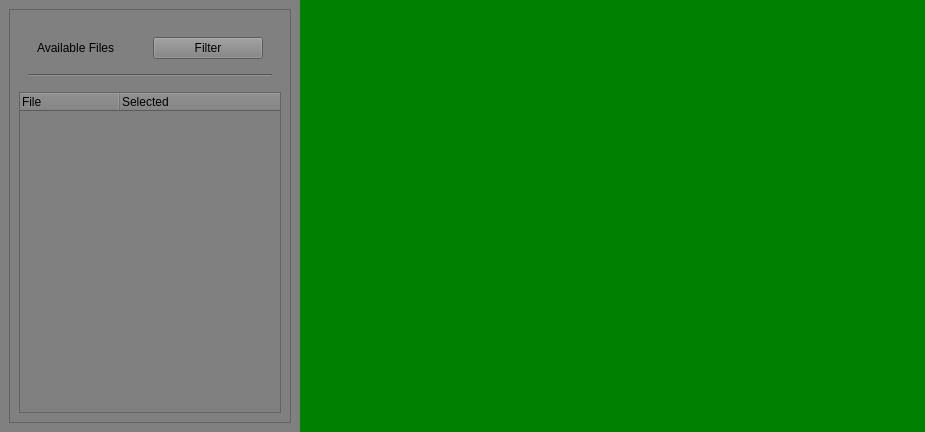
Old version of the form src/ui/workspace_data_table.ui in the repository ligerr13/PE_Spectroradiometer.
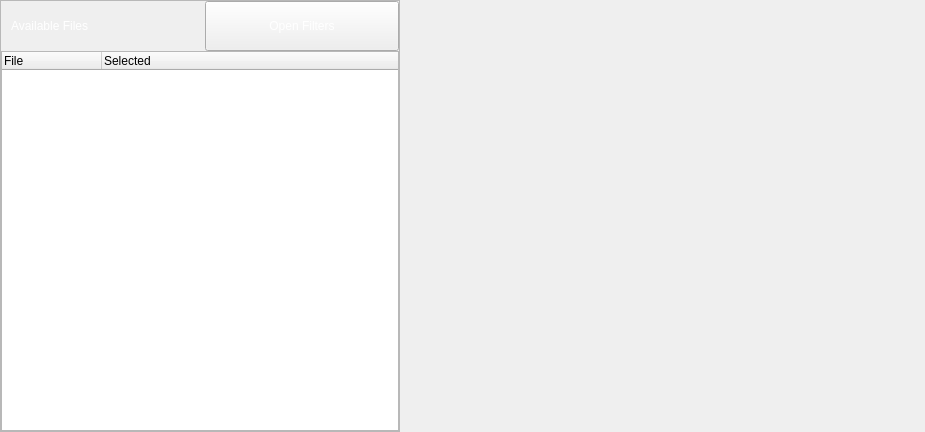
New version of the form. Icons and pictures are not drawn.

Diff of the .ui file:
```diff
--- a/src/ui/workspace_data_table.ui
+++ b/src/ui/workspace_data_table.ui
@@ -81,14 +81,29 @@
         </property>
         <property name="maximumSize">
          <size>
-          <width>300</width>
+          <width>400</width>
           <height>16777215</height>
          </size>
         </property>
         <property name="styleSheet">
-         <string notr="true">background-color: gray;</string>
+         <string notr="true">border-right: 1px solid rgb(41,41,41);</string>
         </property>
         <layout class="QVBoxLayout" name="verticalLayout_2">
+         <property name="spacing">
+          <number>0</number>
+         </property>
+         <property name="leftMargin">
+          <number>0</number>
+         </property>
+         <property name="topMargin">
+          <number>0</number>
+         </property>
+         <property name="rightMargin">
+          <number>0</number>
+         </property>
+         <property name="bottomMargin">
+          <number>0</number>
+         </property>
          <item>
           <widget class="QScrollArea" name="scrollArea">
            <property name="widgetResizable">
@@ -99,11 +114,29 @@
              <rect>
               <x>0</x>
               <y>0</y>
-              <width>280</width>
-              <height>412</height>
+              <width>398</width>
+              <height>430</height>
              </rect>
             </property>
+            <property name="styleSheet">
+             <string notr="true">border-right: 0px;</string>
+            </property>
             <layout class="QVBoxLayout" name="verticalLayout_3">
+             <property name="spacing">
+              <number>0</number>
+             </property>
+             <property name="leftMargin">
+              <number>0</number>
+             </property>
+             <property name="topMargin">
+              <number>0</number>
+             </property>
+             <property name="rightMargin">
+              <number>0</number>
+             </property>
+             <property name="bottomMargin">
+              <number>0</number>
+             </property>
              <item>
               <widget class="QWidget" name="widget_4" native="true">
                <property name="minimumSize">
@@ -112,12 +145,53 @@
                  <height>0</height>
                 </size>
                </property>
+               <property name="styleSheet">
+                <string notr="true">border-right: 0px;</string>
+               </property>
                <layout class="QVBoxLayout" name="verticalLayout_4">
+                <property name="spacing">
+                 <number>0</number>
+                </property>
+                <property name="leftMargin">
+                 <number>0</number>
+                </property>
+                <property name="topMargin">
+                 <number>0</number>
+                </property>
+                <property name="rightMargin">
+                 <number>0</number>
+                </property>
+                <property name="bottomMargin">
+                 <number>0</number>
+                </property>
                 <item>
                  <widget class="QWidget" name="widget_5" native="true">
+                  <property name="styleSheet">
+                   <string notr="true">border-right: 0px;</string>
+                  </property>
                   <layout class="QHBoxLayout" name="horizontalLayout_2">
+                   <property name="spacing">
+                    <number>0</number>
+                   </property>
+                   <property name="leftMargin">
+                    <number>10</number>
+                   </property>
+                   <property name="topMargin">
+                    <number>0</number>
+                   </property>
+                   <property name="rightMargin">
+                    <number>0</number>
+                   </property>
+                   <property name="bottomMargin">
+                    <number>0</number>
+                   </property>
                    <item>
                     <widget class="QLabel" name="label">
+                     <property name="styleSheet">
+                      <string notr="true">color: white; 
+border-right: 0px;
+font: 700 10pt &quot;Consolas&quot;;</string>
+                     </property>
                      <property name="text">
                       <string>Available Files</string>
                      </property>
@@ -125,8 +199,19 @@
                    </item>
                    <item>
                     <widget class="QPushButton" name="pushButton">
+                     <property name="minimumSize">
+                      <size>
+                       <width>0</width>
+                       <height>50</height>
+                      </size>
+                     </property>
+                     <property name="styleSheet">
+                      <string notr="true">color: white; 
+border-right: 0px;
+font: 700 10pt &quot;Consolas&quot;;</string>
+                     </property>
                      <property name="text">
-                      <string>Filter</string>
+                      <string>Open Filters</string>
                      </property>
                      <property name="icon">
                       <iconset>
@@ -137,18 +222,14 @@
                   </layout>
                  </widget>
                 </item>
-                <item>
-                 <widget class="Line" name="line">
-                  <property name="orientation">
-                   <enum>Qt::Orientation::Horizontal</enum>
-                  </property>
-                 </widget>
-                </item>
                </layout>
               </widget>
              </item>
              <item>
               <widget class="QTreeWidget" name="treeWidget">
+               <property name="styleSheet">
+                <string notr="true">border-right: 0px;</string>
+               </property>
                <column>
                 <property name="text">
                  <string>File</string>
@@ -177,9 +258,25 @@
          </sizepolicy>
         </property>
         <property name="styleSheet">
-         <string notr="true">background-color: green;</string>
+         <string notr="true"/>
         </property>
-        <layout class="QVBoxLayout" name="verticalLayout_5"/>
+        <layout class="QVBoxLayout" name="verticalLayout_5">
+         <property name="spacing">
+          <number>0</number>
+         </property>
+         <property name="leftMargin">
+          <number>0</number>
+         </property>
+         <property name="topMargin">
+          <number>0</number>
+         </property>
+         <property name="rightMargin">
+          <number>0</number>
+         </property>
+         <property name="bottomMargin">
+          <number>0</number>
+         </property>
+        </layout>
        </widget>
       </item>
      </layout>
```
